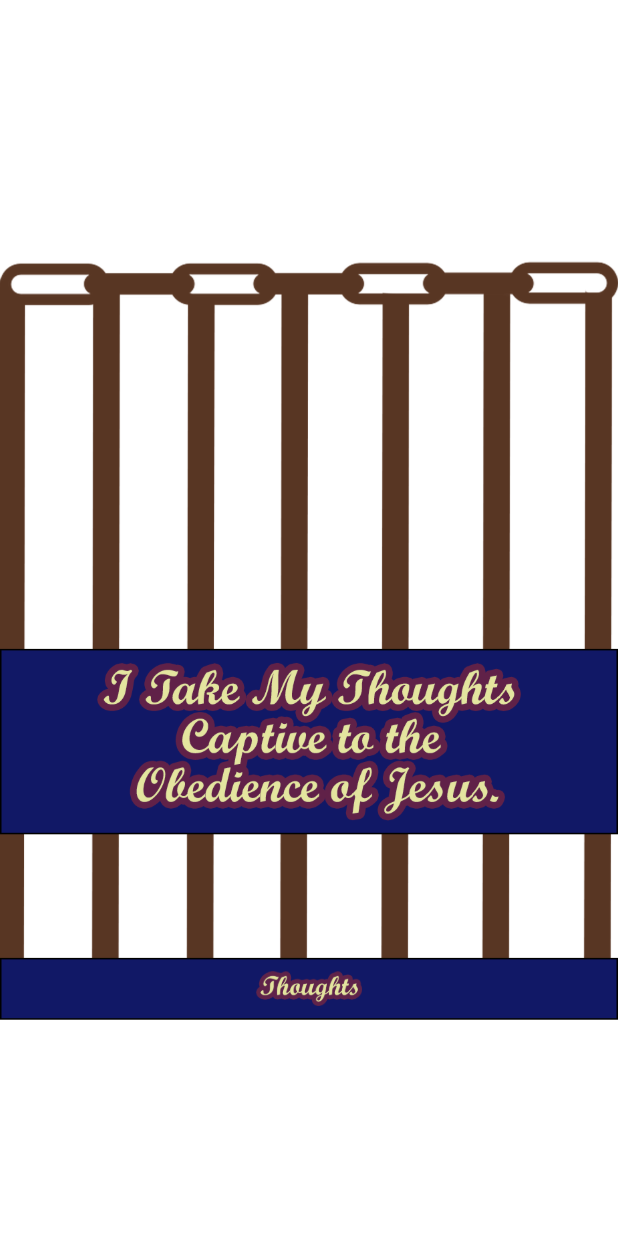
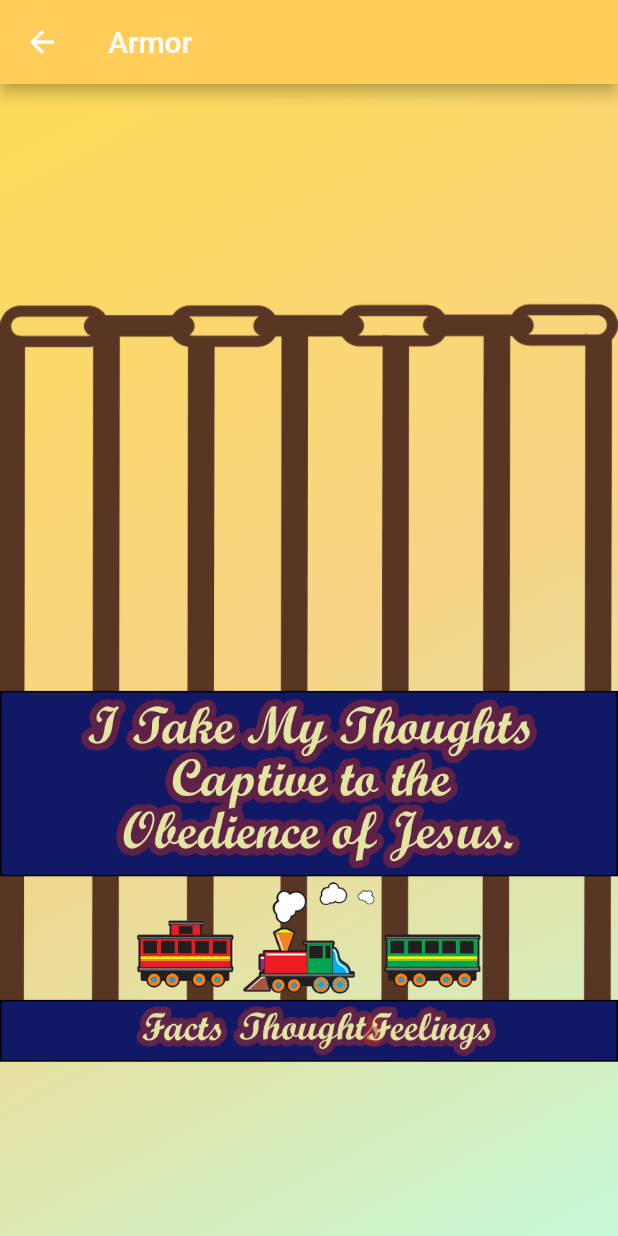
Before and after one commit to Jakebluhm/morning_mustard, a Flutter app: the ThoughtsPage screen opened by its route, on a phone screen of 412 x 824 dp. Run offline on Flutter 3.47's test engine with Material 2 defaults, Android fonts, the light colour scheme and no system bars; our stand-ins replace flutter_hooks, flutter_riverpod, freezed_annotation, go_router, hooks_riverpod, riverpod_annotation; generated files the repository leaves out were written again.

Commit message:
thoughts page progress

```diff
--- a/lib/pages/thoughts_page.dart
+++ b/lib/pages/thoughts_page.dart
@@ -1,5 +1,6 @@
 import 'package:flutter/material.dart';
 import 'package:hooks_riverpod/hooks_riverpod.dart';
+import 'package:morning_mustard/services/navigation_service/navigation_service.dart';
 
 class ThoughtsPage extends HookConsumerWidget {
   ThoughtsPage();
@@ -19,7 +20,30 @@ class ThoughtsPage extends HookConsumerWidget {
     double screenHeight = MediaQuery.of(context).size.height;
 
     double imageHeight = screenHeight * 0.8;
-    return Stack(
+    return Scaffold(
+      appBar: AppBar(
+        title: Text('Armor'),
+        backgroundColor: Color.fromRGBO(255, 205, 88, 1),
+        leading: IconButton(
+          icon: Icon(Icons.arrow_back),
+          onPressed: () {
+            ref.navigationService.goToMenuPage();
+            print("Left Icon button pressed!");
+          },
+        ),
+      ),
+      body: Container(
+        decoration: const BoxDecoration(
+          gradient: LinearGradient(
+              begin: Alignment.topLeft,
+              end: Alignment.bottomRight,
+              colors: [
+                Color.fromRGBO(255, 219, 88, 1.0),
+                Color.fromRGBO(0xf7, 0xd4, 0x86, 1.0),
+                Color.fromRGBO(0xc5, 0xf9, 0xd7, 1.0),
+              ]),
+        ),
+        child: Stack(
           alignment: Alignment.center,
           children: [
             Align(
@@ -34,11 +58,12 @@ class ThoughtsPage extends HookConsumerWidget {
               offset: Offset(0, screenHeight * 0.1),
               child: Container(
                 decoration: BoxDecoration(
-                color: Color.fromRGBO(17, 24, 102, 1), border: Border.all()),
+                    color: Color.fromRGBO(17, 24, 102, 1),
+                    border: Border.all()),
                 height: screenHeight * 0.15,
                 width: screenWidth,
                 child: Padding(
-              padding: const EdgeInsets.all(8.0),
+                  padding: const EdgeInsets.all(4.0),
                   child: Image.asset(
                     'lib/assets/Thought/I Take my Thoughts  Captive to the  Obedience of Jesus.png',
                     fit: BoxFit.contain,
@@ -46,23 +71,100 @@ class ThoughtsPage extends HookConsumerWidget {
                 ),
               ),
             ),
+            //Blue bar for words
             Transform.translate(
               offset: Offset(0, screenHeight * 0.3),
               child: Container(
                   decoration: BoxDecoration(
-                color: Color.fromRGBO(17, 24, 102, 1), border: Border.all()),
+                      color: const Color.fromRGBO(17, 24, 102, 1),
+                      border: Border.all()),
                   height: screenHeight * 0.05,
                   width: screenWidth,
+                  child: Container()),
+            ),
+            // Words
+            Transform.translate(
+              offset: Offset(0, screenHeight * 0.3),
+              child: Container(
+                height: screenHeight * 0.05,
                 child: Padding(
-              padding: const EdgeInsets.all(8.0),
+                  padding: const EdgeInsets.all(4.0),
                   child: Image.asset(
                     'lib/assets/Thought/Thoughts.png',
                     fit: BoxFit.contain,
                   ),
                 ),
               ),
+            ),
+            Transform.translate(
+              offset: Offset(screenWidth * 0.20, screenHeight * 0.3),
+              child: Container(
+                height: screenHeight * 0.05,
+                child: Padding(
+                  padding: const EdgeInsets.all(4.0),
+                  child: Image.asset(
+                    'lib/assets/Thought/Feelings.png',
+                    fit: BoxFit.contain,
+                  ),
+                ),
+              ),
+            ),
+            Transform.translate(
+              offset: Offset(screenWidth * -0.20, screenHeight * 0.3),
+              child: Container(
+                height: screenHeight * 0.05,
+                child: Padding(
+                  padding: const EdgeInsets.all(4.0),
+                  child: Image.asset(
+                    'lib/assets/Thought/fact.png',
+                    fit: BoxFit.contain,
+                  ),
+                ),
+              ),
+            ),
+            // Trains
+            Transform.translate(
+              offset: Offset(0, screenHeight * 0.225),
+              child: Container(
+                height: screenHeight * 0.1,
+                child: Padding(
+                  padding: const EdgeInsets.all(4.0),
+                  child: Image.asset(
+                    'lib/assets/Thought/t1.png',
+                    fit: BoxFit.contain,
+                  ),
+                ),
+              ),
+            ),
+            Transform.translate(
+              offset: Offset(screenWidth * 0.20, screenHeight * 0.22),
+              child: Container(
+                height: screenHeight * 0.1,
+                child: Padding(
+                  padding: const EdgeInsets.all(4.0),
+                  child: Image.asset(
+                    'lib/assets/Thought/t2.png',
+                    fit: BoxFit.contain,
+                  ),
+                ),
+              ),
+            ),
+            Transform.translate(
+              offset: Offset(screenWidth * -0.20, screenHeight * 0.22),
+              child: Container(
+                height: screenHeight * 0.1,
+                child: Padding(
+                  padding: const EdgeInsets.all(4.0),
+                  child: Image.asset(
+                    'lib/assets/Thought/t3.png',
+                    fit: BoxFit.contain,
+                  ),
+                ),
+              ),
             )
           ],
+        ),
+      ),
     );
   }
 }
```
Lines whose indentation alone changed are shown as unchanged.
